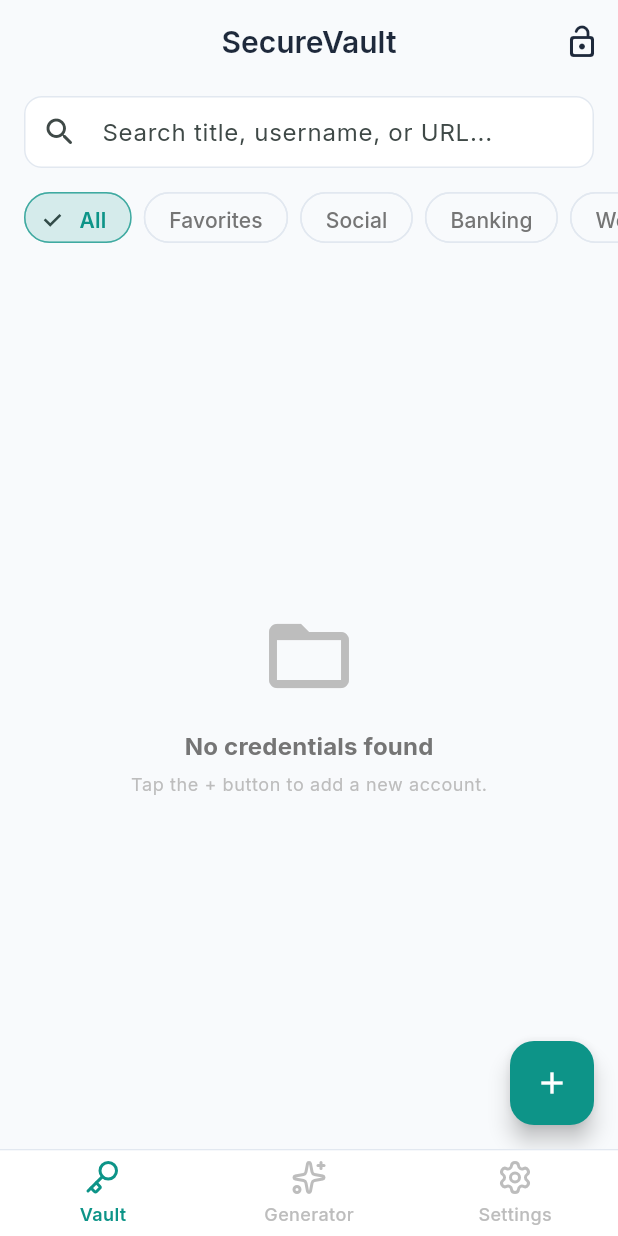
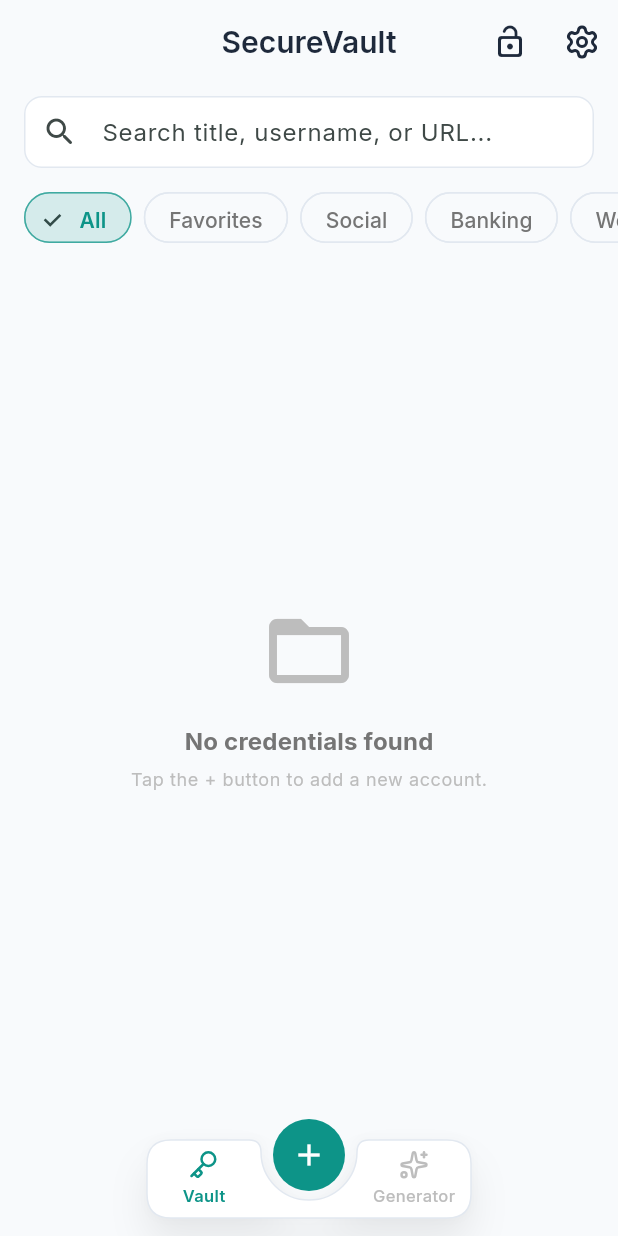
Before and after one commit to ManasGMohanan/secure-vault, a Flutter app: the VaultScreen screen opened by its route, on a phone screen of 412 x 824 dp. Run offline on Flutter 3.47's test engine with Material 3 defaults, Android fonts, the phone set to English and light mode, and no system bars; our stand-ins replace cloud_firestore, firebase_auth, firebase_core, flutter_riverpod, flutter_secure_storage, flutter_svg and 10 more; missing offline and left inert: dart:js_interop, pointycastle; accounts and stored records are empty; generated files the repository leaves out were written again; project files that could hold a hidden picture were left out.

Commit message:
modified the bottom navigation bar

```diff
--- a/lib/core/routing/app_router.dart
+++ b/lib/core/routing/app_router.dart
@@ -2,7 +2,7 @@ import 'package:flutter/material.dart';
 import 'package:go_router/go_router.dart';
 import 'package:flutter_riverpod/flutter_riverpod.dart';
 import 'package:riverpod_annotation/riverpod_annotation.dart';
-import 'package:lucide_icons_flutter/lucide_icons.dart';
+import 'package:secure_vault/core/widgets/main_layout_screen.dart';
 
 import '../../features/auth/domain/entities/auth_state.dart';
 import '../../features/auth/presentation/providers/auth_notifier.dart';
@@ -14,7 +14,6 @@ import '../../features/settings/presentation/screens/settings_screen.dart';
 import '../../features/vault/presentation/screens/add_edit_entry_screen.dart';
 import '../../features/vault/presentation/screens/vault_entry_detail_screen.dart';
 import '../../features/vault/presentation/screens/vault_screen.dart';
-import 'gorouter_extension.dart';
 import 'router_transition.dart';
 
 part 'app_router.g.dart';
@@ -95,8 +94,9 @@ GoRouter appRouter(AppRouterRef ref) {
       } else if (authState is AuthLocked) {
         if (!isGoingToUnlock) result = '/unlock';
       } else if (authState is AuthUnlocked) {
-        if (isGoingToOnboarding || isGoingToUnlock || isGoingToSplash)
+        if (isGoingToOnboarding || isGoingToUnlock || isGoingToSplash) {
           result = '/';
+        }
       }
 
       return result;
@@ -154,6 +154,15 @@ GoRouter appRouter(AppRouterRef ref) {
         ),
       ),
 
+      GoRoute(
+        path: '/settings',
+        pageBuilder: (context, state) => RouterTransition.slideUp(
+          context: context,
+          state: state,
+          child: const SettingsScreen(),
+        ),
+      ),
+
       // Shell Route for bottom navigation
       ShellRoute(
         navigatorKey: shellNavigatorKey,
@@ -177,107 +186,8 @@ GoRouter appRouter(AppRouterRef ref) {
               child: const PasswordGeneratorScreen(),
             ),
           ),
-          GoRoute(
-            path: '/settings',
-            pageBuilder: (context, state) => RouterTransition.fade(
-              context: context,
-              state: state,
-              child: const SettingsScreen(),
-            ),
-          ),
         ],
       ),
     ],
   );
 }
-
-/// The base main layout containing the premium bottom navigation bar.
-class MainLayoutScreen extends StatelessWidget {
-  final Widget child;
-  const MainLayoutScreen({super.key, required this.child});
-
-  @override
-  Widget build(BuildContext context) {
-    final location = GoRouterState.of(context).matchedLocation;
-    int currentIndex = 0;
-    if (location.startsWith('/generator')) {
-      currentIndex = 1;
-    } else if (location.startsWith('/settings')) {
-      currentIndex = 2;
-    }
-
-    final theme = Theme.of(context);
-    final isDark = theme.brightness == Brightness.dark;
-
-    return Scaffold(
-      body: child,
-      bottomNavigationBar: Container(
-        decoration: BoxDecoration(
-          border: Border(
-            top: BorderSide(
-              color: isDark ? const Color(0xFF1E293B) : const Color(0xFFE2E8F0),
-              width: 1,
-            ),
-          ),
-        ),
-        child: Theme(
-          data: theme.copyWith(
-            splashColor: Colors.transparent,
-            highlightColor: Colors.transparent,
-            hoverColor: Colors.transparent,
-          ),
-          child: BottomNavigationBar(
-            currentIndex: currentIndex,
-            backgroundColor: isDark ? const Color(0xFF0F172A) : Colors.white,
-            selectedItemColor: theme.colorScheme.primary,
-            unselectedItemColor: isDark
-                ? Colors.grey.shade500
-                : Colors.grey.shade400,
-            elevation: 0,
-            type: BottomNavigationBarType.fixed,
-            selectedLabelStyle: const TextStyle(
-              fontWeight: FontWeight.w600,
-              fontSize: 12,
-            ),
-            unselectedLabelStyle: const TextStyle(
-              fontWeight: FontWeight.w500,
-              fontSize: 12,
-            ),
-            onTap: (index) {
-              if (index == 0) {
-                context.goToHome();
-              } else if (index == 1) {
-                context.goToGenerator();
-              } else if (index == 2) {
-                context.goToSettings();
-              }
-            },
-            items: const [
-              BottomNavigationBarItem(
-                icon: Padding(
-                  padding: EdgeInsets.only(bottom: 4),
-                  child: Icon(LucideIcons.key),
-                ),
-                label: 'Vault',
-              ),
-              BottomNavigationBarItem(
-                icon: Padding(
-                  padding: EdgeInsets.only(bottom: 4),
-                  child: Icon(LucideIcons.sparkles),
-                ),
-                label: 'Generator',
-              ),
-              BottomNavigationBarItem(
-                icon: Padding(
-                  padding: EdgeInsets.only(bottom: 4),
-                  child: Icon(LucideIcons.settings),
-                ),
-                label: 'Settings',
-              ),
-            ],
-          ),
-        ),
-      ),
-    );
-  }
-}
--- a/lib/core/routing/gorouter_extension.dart
+++ b/lib/core/routing/gorouter_extension.dart
@@ -9,6 +9,6 @@ extension NavigationExtension on BuildContext {
   void goToEntryDetail(String id) => push('/entry/$id');
   void goToEditEntry(String id) => push('/entry/$id/edit');
   void goToNewEntry() => push('/entry/new');
-  void goToSettings() => go('/settings');
+  void goToSettings() => push('/settings');
   void goToGenerator() => go('/generator');
 }
--- /dev/null
+++ b/lib/core/widgets/main_layout_screen.dart
@@ -0,0 +1,165 @@
+import 'package:flutter/material.dart';
+import 'package:go_router/go_router.dart';
+import 'package:lucide_icons_flutter/lucide_icons.dart';
+import 'package:secure_vault/core/routing/gorouter_extension.dart';
+import 'floating_notched_painter.dart';
+
+class MainLayoutScreen extends StatelessWidget {
+  final Widget child;
+  const MainLayoutScreen({super.key, required this.child});
+
+  @override
+  Widget build(BuildContext context) {
+    final location = GoRouterState.of(context).matchedLocation;
+    int currentIndex = 0;
+    if (location.startsWith('/generator')) {
+      currentIndex = 1;
+    }
+
+    final theme = Theme.of(context);
+    final isDark = theme.brightness == Brightness.dark;
+
+    return Scaffold(
+      body: child,
+      bottomNavigationBar: SafeArea(
+        child: Row(
+          mainAxisAlignment: MainAxisAlignment.center,
+          children: [
+            SizedBox(
+              width: 240, // Scaled down overall width
+              child: Padding(
+                padding: const EdgeInsets.fromLTRB(
+                  12,
+                  0,
+                  12,
+                  12,
+                ), // Scaled down padding
+                child: Stack(
+                  clipBehavior: Clip.none,
+                  alignment: Alignment.center,
+                  children: [
+                    CustomPaint(
+                      size: const Size(
+                        double.infinity,
+                        52,
+                      ), // Scaled down height (52px)
+                      painter: FloatingNotchedPainter(
+                        color: isDark ? const Color(0xFF1E293B) : Colors.white,
+                        borderColor: isDark
+                            ? const Color(0xFF334155)
+                            : const Color(0xFFE2E8F0),
+                      ),
+                    ),
+                    SizedBox(
+                      height: 52, // Match painter height
+                      child: Row(
+                        children: [
+                          // Vault tab
+                          Expanded(
+                            child: GestureDetector(
+                              behavior: HitTestBehavior.opaque,
+                              onTap: () => context.goToHome(),
+                              child: Column(
+                                mainAxisAlignment: MainAxisAlignment.center,
+                                children: [
+                                  Icon(
+                                    LucideIcons.key,
+                                    color: currentIndex == 0
+                                        ? theme.colorScheme.primary
+                                        : (isDark
+                                              ? Colors.grey.shade500
+                                              : Colors.grey.shade400),
+                                    size: 20, // Scaled down icon size
+                                  ),
+                                  const SizedBox(height: 3),
+                                  Text(
+                                    'Vault',
+                                    style: TextStyle(
+                                      fontSize: 11, // Scaled down font size
+                                      fontWeight: currentIndex == 0
+                                          ? FontWeight.w600
+                                          : FontWeight.w500,
+                                      color: currentIndex == 0
+                                          ? theme.colorScheme.primary
+                                          : (isDark
+                                                ? Colors.grey.shade500
+                                                : Colors.grey.shade400),
+                                    ),
+                                  ),
+                                ],
+                              ),
+                            ),
+                          ),
+                          // Centered Spacer for the FAB cutout
+                          const SizedBox(
+                            width: 64,
+                          ), // Balanced width for spacer
+                          // Generator tab
+                          Expanded(
+                            child: GestureDetector(
+                              behavior: HitTestBehavior.opaque,
+                              onTap: () => context.goToGenerator(),
+                              child: Column(
+                                mainAxisAlignment: MainAxisAlignment.center,
+                                children: [
+                                  Icon(
+                                    LucideIcons.sparkles,
+                                    color: currentIndex == 1
+                                        ? theme.colorScheme.primary
+                                        : (isDark
+                                              ? Colors.grey.shade500
+                                              : Colors.grey.shade400),
+                                    size: 20, // Scaled down icon size
+                                  ),
+                                  const SizedBox(height: 3),
+                                  Text(
+                                    'Generator',
+                                    style: TextStyle(
+                                      fontSize: 11, // Scaled down font size
+                                      fontWeight: currentIndex == 1
+                                          ? FontWeight.w600
+                                          : FontWeight.w500,
+                                      color: currentIndex == 1
+                                          ? theme.colorScheme.primary
+                                          : (isDark
+                                                ? Colors.grey.shade500
+                                                : Colors.grey.shade400),
+                                    ),
+                                  ),
+                                ],
+                              ),
+                            ),
+                          ),
+                        ],
+                      ),
+                    ),
+                    // Floating Action Button (+) centered and elevated in the notch
+                    Positioned(
+                      top: -14, // Proportional FAB shift
+                      child: GestureDetector(
+                        onTap: () => context.goToNewEntry(),
+                        child: Container(
+                          width: 48, // Scaled down FAB size (48px)
+                          height: 48,
+                          decoration: BoxDecoration(
+                            color: theme.colorScheme.primary,
+                            shape: BoxShape.circle,
+                          ),
+                          child: const Icon(
+                            Icons.add,
+                            color: Colors.white,
+                            size: 24, // Scaled down icon inside FAB
+                          ),
+                        ),
+                      ),
+                    ),
+                  ],
+                ),
+              ),
+            ),
+          ],
+        ),
+      ),
+    );
+  }
+}
--- a/lib/features/vault/presentation/screens/vault_screen.dart
+++ b/lib/features/vault/presentation/screens/vault_screen.dart
@@ -2,6 +2,7 @@ import 'package:flutter/material.dart';
 import 'package:flutter/services.dart';
 import 'package:flutter_riverpod/flutter_riverpod.dart';
 import 'package:secure_vault/core/routing/gorouter_extension.dart';
+import 'package:lucide_icons_flutter/lucide_icons.dart';
 import '../../../auth/presentation/providers/auth_notifier.dart';
 import '../../domain/entities/vault_entry.dart';
 import '../../presentation/providers/vault_notifier.dart';
@@ -62,13 +63,12 @@ class _VaultScreenState extends ConsumerState<VaultScreen> {
               ref.read(authNotifierProvider.notifier).lock();
             },
           ),
+          IconButton(
+            icon: const Icon(LucideIcons.settings),
+            tooltip: 'Settings',
+            onPressed: () => context.goToSettings(),
+          ),
         ],
-      ),
-      floatingActionButton: FloatingActionButton(
-        onPressed: () => context.goToNewEntry(),
-        backgroundColor: theme.colorScheme.primary,
-        foregroundColor: Colors.white,
-        child: const Icon(Icons.add),
       ),
       body: Column(
         children: [
@@ -127,7 +127,9 @@ class _VaultScreenState extends ConsumerState<VaultScreen> {
                             .setCategory(category);
                       }
                     },
-                    selectedColor: theme.colorScheme.primary.withValues(alpha: 0.15),
+                    selectedColor: theme.colorScheme.primary.withValues(
+                      alpha: 0.15,
+                    ),
                     labelStyle: TextStyle(
                       color: isSelected
                           ? theme.colorScheme.primary
```
Also changed, not shown: lib/core/widgets/floating_notched_painter.dart (added, +74 -0 lines), lib/features/settings/presentation/screens/settings_screen.dart (+11 -0 lines).
